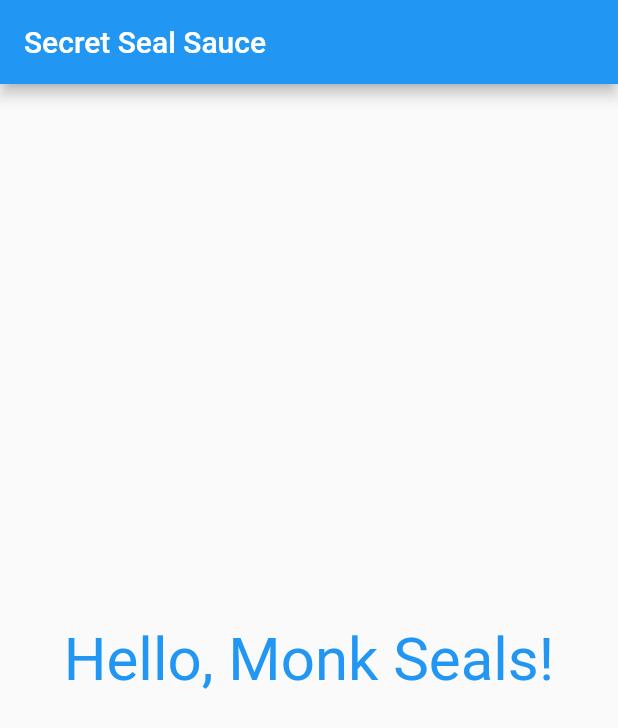
After one commit to T-Davis/secret_seal_sauce, a Flutter app: the screen it shows after launch, on a phone screen of 412 x 824 dp. The commit adds this screen. Shown: the top 728 px of the screen. Run offline on Flutter 3.47's test engine with Material 2 defaults, Android fonts, the phone set to English and light mode, and no system bars.

Commit message:
Setup Firebase Fixes #3

```diff
--- /dev/null
+++ b/lib/widgets/home_page.dart
@@ -0,0 +1,20 @@
+import 'package:flutter/material.dart';
+
+class HomePage extends StatelessWidget {
+  final text;
+  HomePage(this.text);
+
+  @override
+  Widget build(BuildContext context) {
+    return Scaffold(
+        appBar: AppBar(
+          title: Text('Secret Seal Sauce'),
+        ),
+        body: Center(
+          child: Text(
+            text,
+            style: TextStyle(color: Colors.blue, fontSize: 40.0),
+          ),
+        ));
+  }
+}
```
Also changed, not shown: lib/main.dart (+4 -29 lines), 1 other file.
